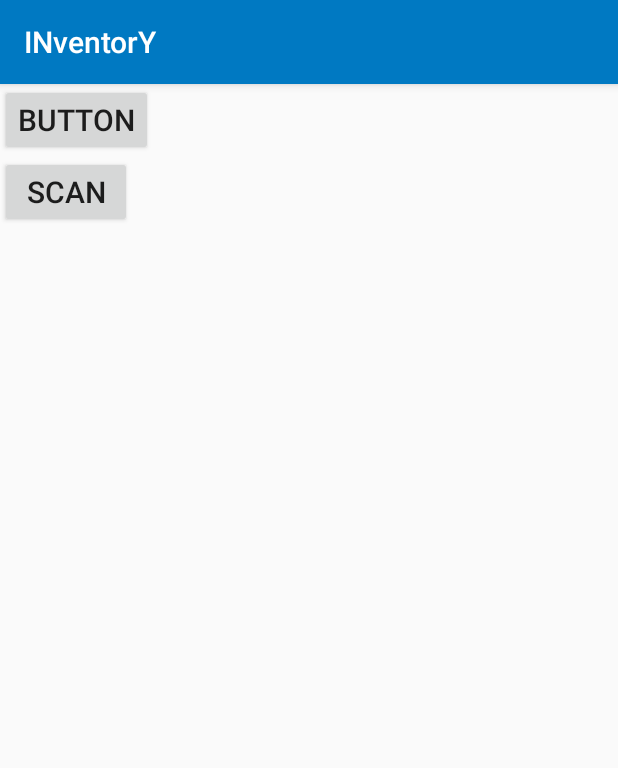
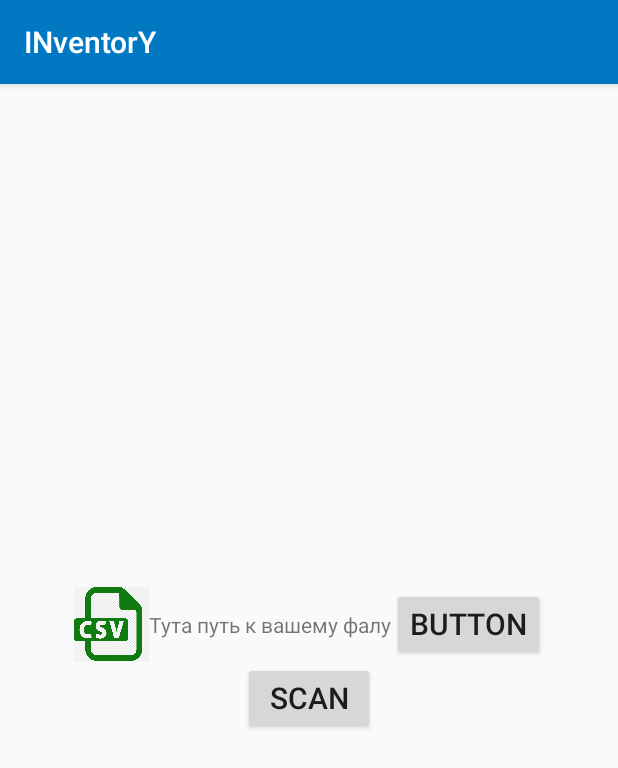
Before and after one commit to alex19952/INventorY, an Android app: the screen it shows after launch (MainActivity), on a phone screen of 412 x 824 dp. Shown: the top 768 px of the screen. Run offline under Robolectric (Android 15) with nearby library versions, the light colour scheme and no system bars.

Commit message:
поправил вид основной активности

```diff
--- a/app/src/main/res/layout/activity_main.xml
+++ b/app/src/main/res/layout/activity_main.xml
@@ -6,23 +6,78 @@
     android:layout_height="match_parent"
     tools:context=".MainActivity">
 
+    <RelativeLayout
+        android:layout_width="wrap_content"
+        android:layout_height="wrap_content"
+        android:layout_centerInParent="true"
+        android:layout_centerHorizontal="true"
+        android:layout_centerVertical="true"
+        app:layout_constraintBottom_toBottomOf="parent"
+        app:layout_constraintEnd_toEndOf="parent"
+        app:layout_constraintStart_toStartOf="parent"
+        app:layout_constraintTop_toTopOf="parent">
+
+        <RelativeLayout
+            android:id="@+id/load_field"
+
+            android:layout_width="wrap_content"
+            android:layout_height="wrap_content"
+            android:layout_centerHorizontal="true"
+            >
+
+            <ImageView
+                android:id="@+id/imageCSV"
+
+                android:layout_width="50dp"
+                android:layout_height="50dp"
+                android:layout_centerVertical="true"
+
+                android:src="@drawable/ggg" />
+
+            <TextView
+                android:id="@+id/textFilePath"
+                android:layout_toRightOf="@+id/imageCSV"
+
+                android:layout_width="wrap_content"
+                android:layout_height="wrap_content"
+                android:layout_centerVertical="true"
+
+                android:text="Тута путь к вашему фалу"
+                android:textSize="14dp"
+                />
+
             <Button
                 android:id="@+id/load_file_button"
+                android:layout_toRightOf="@id/textFilePath"
+
                 android:layout_width="wrap_content"
                 android:layout_height="wrap_content"
+                android:layout_centerVertical="true"
+
                 android:text="Button"
-        app:layout_constraintStart_toStartOf="parent"
-        app:layout_constraintTop_toTopOf="parent"
+
                 android:onClick="onClickOpenFile"
                 />
 
+
+        </RelativeLayout>
+
         <Button
             android:id="@+id/start_scan"
+            android:layout_below="@+id/load_field"
+
             android:layout_width="wrap_content"
             android:layout_height="wrap_content"
+            android:layout_centerHorizontal="true"
+
             android:text="scan"
-        app:layout_constraintStart_toStartOf="parent"
-        app:layout_constraintTop_toBottomOf="@+id/load_file_button"
+
             android:onClick="onClickStartScan"
             />
+
+
+    </RelativeLayout>
+
+
+
 </android.support.constraint.ConstraintLayout>
```
Also changed, not shown: app/src/main/java/amn/inventory/ListCategoriesActivity.java (+35 -6 lines), app/src/main/java/amn/inventory/SQLiteHelper.java (+21 -1 lines), app/src/main/res/layout/activity_list_categories.xml (+2 -8 lines), app/src/main/res/layout/layout_for_list_categories_adapter.xml (+20 -4 lines), app/src/main/res/menu/menu.xml (added, +10 -0 lines), app/src/main/res/drawable/ggg.png (added). Lines whose indentation alone changed are shown as unchanged.
